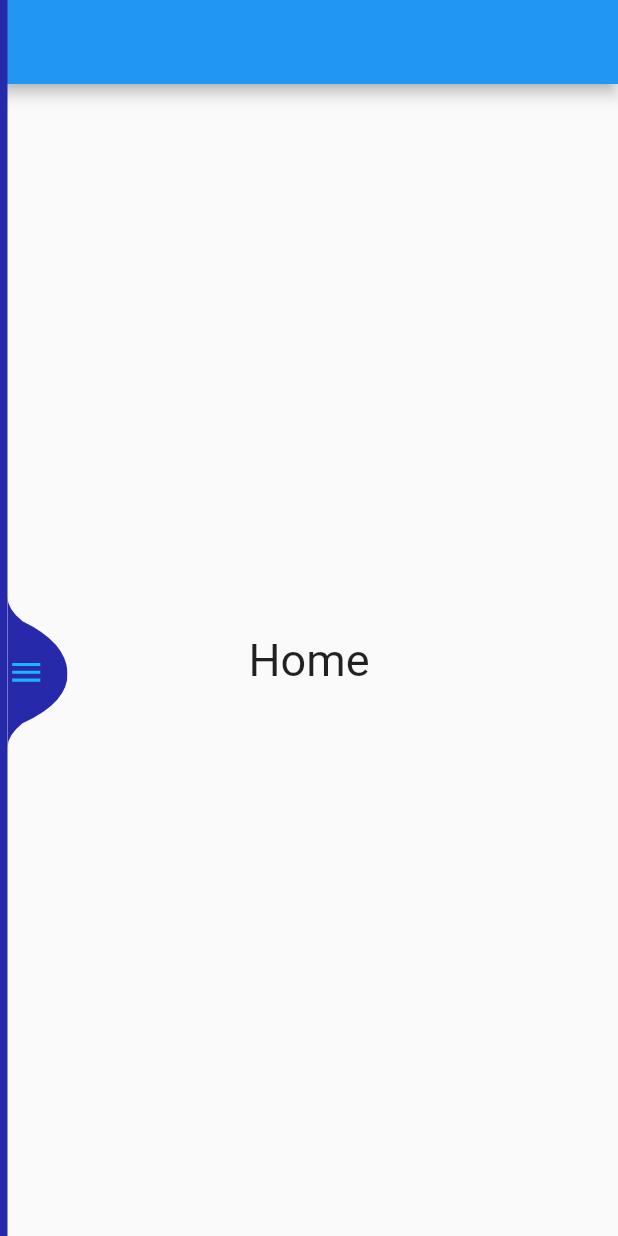
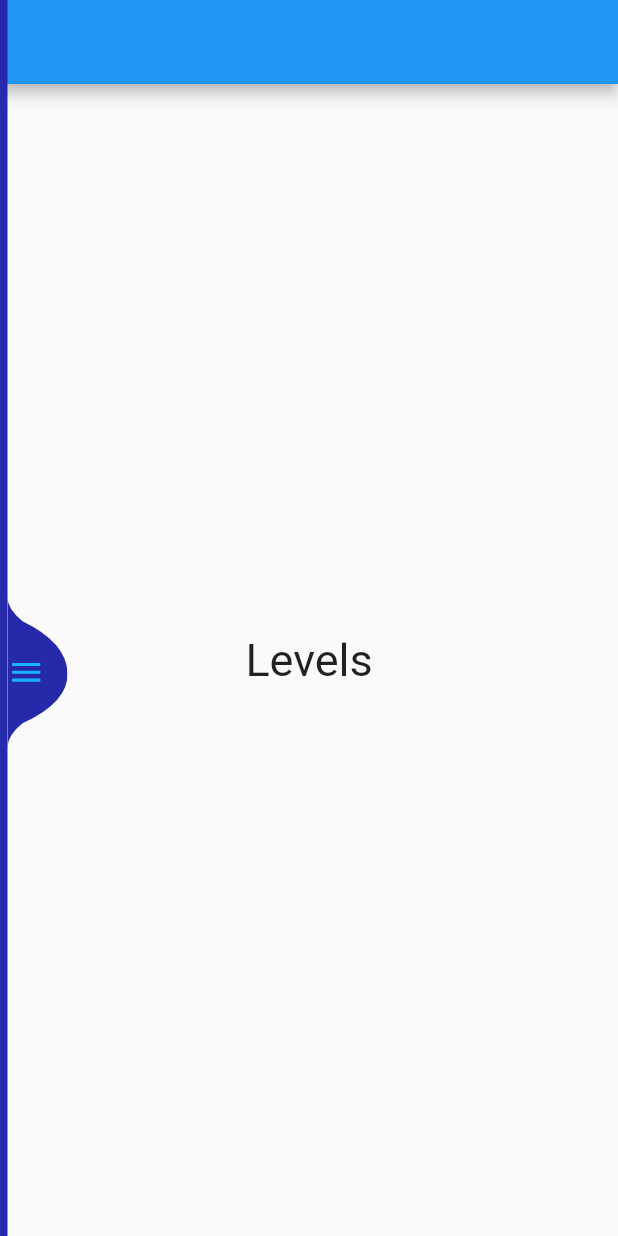
Before and after one commit to zomali/Gp-Design, a Flutter app: the screen it shows after launch, on a phone screen of 412 x 824 dp. Run offline on Flutter 3.47's test engine with Material 2 defaults, Android fonts, the phone set to English and light mode, and no system bars; our stand-ins replace audioplayers, bloc, charts_flutter, chewie, firebase_auth, firebase_core and 11 more; missing offline and left inert: dart:ffi, flutter_pdfview, syncfusion_flutter_pdfviewer; accounts and stored records are empty.

Commit message:
small edit

```diff
--- a/lib/Sidebar/sidebar.dart
+++ b/lib/Sidebar/sidebar.dart
@@ -116,8 +116,8 @@ class _sidebarState extends State<sidebar> with SingleTickerProviderStateMixin<s
                           oniconpress();
                         },
                         child: Menu_SideBar(
-                          icon: Icons.home,
-                          title: "Home",
+                          icon: Icons.topic,
+                          title: "Levels",
                           // ontap: () {
                           //
                           //  BlocProvider.of<Navigationn>(context).add(NavigationEvents.HomePageClickedEvent);
--- a/lib/pages/hom.dart
+++ b/lib/pages/hom.dart
@@ -12,7 +12,7 @@ class hhh extends StatelessWidget with NavigationStates {
         child: Column(
           mainAxisAlignment: MainAxisAlignment.center,
           children: [
-            Text('Home',style: TextStyle(fontSize: 30.0),)
+            Text('Levels',style: TextStyle(fontSize: 30.0),)
           ],
         ),
       ),
```
